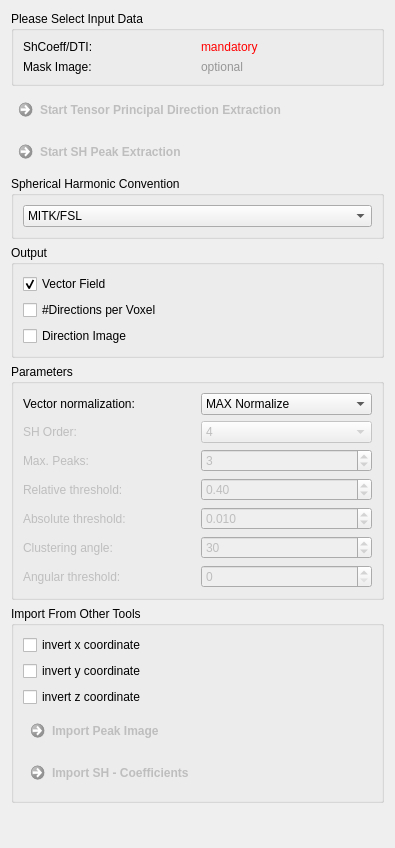
Old version of the form Plugins/org.mitk.gui.qt.diffusionimaging.odfpeaks/src/internal/QmitkOdfMaximaExtractionViewControls.ui in the repository MITK/MITK.
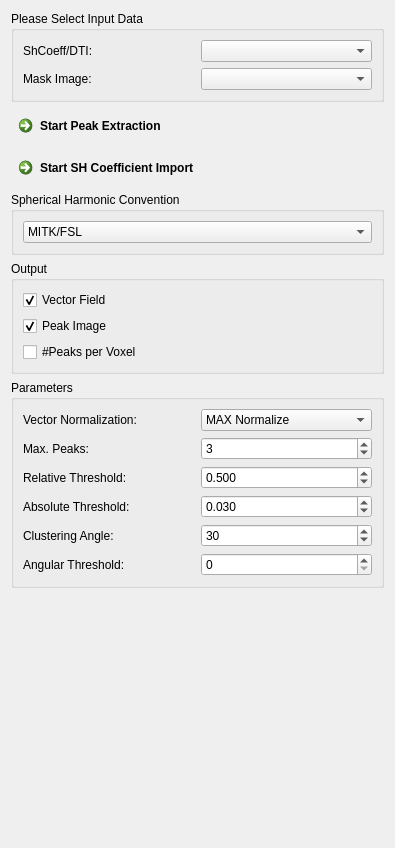
New version of the form. Custom widgets are drawn as their Qt base class.

Commit message: refactored peak extraction. sh order is chosen automatically. import works again

Patch:
```diff
--- a/Plugins/org.mitk.gui.qt.diffusionimaging.odfpeaks/src/internal/QmitkOdfMaximaExtractionViewControls.ui
+++ b/Plugins/org.mitk.gui.qt.diffusionimaging.odfpeaks/src/internal/QmitkOdfMaximaExtractionViewControls.ui
@@ -14,7 +14,84 @@
    <string>Form</string>
   </property>
   <layout class="QGridLayout" name="gridLayout_2">
+   <item row="2" column="0">
+    <widget class="QCommandLinkButton" name="m_ImportShCoeffs">
+     <property name="enabled">
+      <bool>true</bool>
+     </property>
+     <property name="toolTip">
+      <string>Generate Q-Ball image and MITK compatible SH coefficient from other toolkits.</string>
+     </property>
+     <property name="text">
+      <string>Start SH Coefficient Import</string>
+     </property>
+    </widget>
+   </item>
+   <item row="16" column="0">
+    <spacer name="verticalSpacer">
+     <property name="orientation">
+      <enum>Qt::Vertical</enum>
+     </property>
+     <property name="sizeHint" stdset="0">
+      <size>
+       <width>20</width>
+       <height>259</height>
+      </size>
+     </property>
+    </spacer>
+   </item>
    <item row="5" column="0">
+    <widget class="QGroupBox" name="groupBox_2">
+     <property name="title">
+      <string>Output</string>
+     </property>
+     <layout class="QFormLayout" name="formLayout_2">
+      <property name="fieldGrowthPolicy">
+       <enum>QFormLayout::AllNonFixedFieldsGrow</enum>
+      </property>
+      <item row="0" column="0">
+       <widget class="QCheckBox" name="m_OutputVectorFieldBox">
+        <property name="toolTip">
+         <string>Only for visualization purposes! The vectors are automatically corrected for image spacing and for the largest eigenvalue in case of the tensor peak extraction.</string>
+        </property>
+        <property name="text">
+         <string>Vector Field</string>
+        </property>
+        <property name="checked">
+         <bool>true</bool>
+        </property>
+       </widget>
+      </item>
+      <item row="2" column="0">
+       <widget class="QCheckBox" name="m_OutputNumDirectionsBox">
+        <property name="toolTip">
+         <string>Output unsigned char image containing the number of directions per voxel.</string>
+        </property>
+        <property name="text">
+         <string>#Peaks per Voxel</string>
+        </property>
+        <property name="checked">
+         <bool>false</bool>
+        </property>
+       </widget>
+      </item>
+      <item row="1" column="0">
+       <widget class="QCheckBox" name="m_OutputDirectionImagesBox">
+        <property name="toolTip">
+         <string>4D image cotaining peak information</string>
+        </property>
+        <property name="text">
+         <string>Peak Image</string>
+        </property>
+        <property name="checked">
+         <bool>true</bool>
+        </property>
+       </widget>
+      </item>
+     </layout>
+    </widget>
+   </item>
+   <item row="6" column="0">
     <widget class="QGroupBox" name="groupBox">
      <property name="title">
       <string>Parameters</string>
@@ -47,7 +124,7 @@
          <item row="2" column="0">
           <widget class="QLabel" name="label_8">
            <property name="text">
-            <string>Vector normalization:</string>
+            <string>Vector Normalization:</string>
            </property>
           </widget>
          </item>
@@ -82,7 +159,7 @@
       <item row="1" column="0">
        <widget class="QFrame" name="m_CoeffImageFrame">
         <property name="enabled">
-         <bool>false</bool>
+         <bool>true</bool>
         </property>
         <property name="frameShape">
          <enum>QFrame::NoFrame</enum>
@@ -106,60 +183,34 @@
          <property name="horizontalSpacing">
           <number>6</number>
          </property>
-         <item row="0" column="0">
-          <widget class="QLabel" name="label_9">
-           <property name="text">
-            <string>SH Order:</string>
-           </property>
-          </widget>
-         </item>
-         <item row="5" column="0">
-          <widget class="QLabel" name="label_7">
-           <property name="text">
-            <string>Absolute threshold:</string>
-           </property>
-          </widget>
-         </item>
-         <item row="5" column="1">
-          <widget class="QDoubleSpinBox" name="m_AbsoluteThresholdBox">
-           <property name="enabled">
-            <bool>false</bool>
-           </property>
-           <property name="toolTip">
-            <string>Absolute peak threshold (only used for the finite differences method). The value is additionally scaled by 1/GFA.</string>
-           </property>
-           <property name="decimals">
-            <number>3</number>
-           </property>
-           <property name="minimum">
-            <double>0.000000000000000</double>
-           </property>
-           <property name="maximum">
-            <double>1.000000000000000</double>
-           </property>
-           <property name="singleStep">
-            <double>0.001000000000000</double>
-           </property>
-           <property name="value">
-            <double>0.010000000000000</double>
-           </property>
-          </widget>
-         </item>
-         <item row="3" column="0">
+         <item row="2" column="0">
           <widget class="QLabel" name="label_5">
+           <property name="enabled">
+            <bool>true</bool>
+           </property>
            <property name="text">
             <string>Max. Peaks:</string>
            </property>
           </widget>
          </item>
-         <item row="4" column="1">
+         <item row="3" column="0">
+          <widget class="QLabel" name="label_6">
+           <property name="text">
+            <string>Relative Threshold:</string>
+           </property>
+          </widget>
+         </item>
+         <item row="3" column="1">
           <widget class="QDoubleSpinBox" name="m_PeakThresholdBox">
            <property name="enabled">
-            <bool>false</bool>
+            <bool>true</bool>
            </property>
            <property name="toolTip">
             <string>Peak threshold relative to the largest peak per voxel.</string>
            </property>
+           <property name="decimals">
+            <number>3</number>
+           </property>
            <property name="minimum">
             <double>0.000000000000000</double>
            </property>
@@ -170,14 +221,39 @@
             <double>0.050000000000000</double>
            </property>
            <property name="value">
-            <double>0.400000000000000</double>
+            <double>0.500000000000000</double>
            </property>
           </widget>
          </item>
-         <item row="3" column="1">
+         <item row="4" column="1">
+          <widget class="QDoubleSpinBox" name="m_AbsoluteThresholdBox">
+           <property name="enabled">
+            <bool>true</bool>
+           </property>
+           <property name="toolTip">
+            <string>Absolute peak threshold (only used for the finite differences method). The value is additionally scaled by 1/GFA.</string>
+           </property>
+           <property name="decimals">
+            <number>3</number>
+           </property>
+           <property name="minimum">
+            <double>0.000000000000000</double>
+           </property>
+           <property name="maximum">
+            <double>1.000000000000000</double>
+           </property>
+           <property name="singleStep">
+            <double>0.010000000000000</double>
+           </property>
+           <property name="value">
+            <double>0.030000000000000</double>
+           </property>
+          </widget>
+         </item>
+         <item row="2" column="1">
           <widget class="QSpinBox" name="m_MaxNumPeaksBox">
            <property name="enabled">
-            <bool>false</bool>
+            <bool>true</bool>
            </property>
            <property name="toolTip">
             <string>Maximum number of peaks to extract.</string>
@@ -193,61 +269,14 @@
            </property>
           </widget>
          </item>
-         <item row="4" column="0">
-          <widget class="QLabel" name="label_6">
-           <property name="text">
-            <string>Relative threshold:</string>
-           </property>
-          </widget>
-         </item>
-         <item row="0" column="1">
-          <widget class="QComboBox" name="m_ShOrderBox">
-           <property name="enabled">
-            <bool>false</bool>
-           </property>
-           <property name="currentIndex">
-            <number>1</number>
-           </property>
-           <item>
-            <property name="text">
-             <string>2</string>
-            </property>
-           </item>
-           <item>
-            <property name="text">
-             <string>4</string>
-            </property>
-           </item>
-           <item>
-            <property name="text">
-             <string>6</string>
-            </property>
-           </item>
-           <item>
-            <property name="text">
-             <string>8</string>
-            </property>
-           </item>
-           <item>
-            <property name="text">
-             <string>10</string>
-            </property>
-           </item>
-           <item>
-            <property name="text">
-             <string>12</string>
-            </property>
-           </item>
-          </widget>
-         </item>
-         <item row="6" column="0">
+         <item row="5" column="0">
           <widget class="QLabel" name="label_10">
            <property name="text">
-            <string>Clustering angle:</string>
+            <string>Clustering Angle:</string>
            </property>
           </widget>
          </item>
-         <item row="6" column="1">
+         <item row="5" column="1">
           <widget class="QSpinBox" name="m_ClusteringAngleBox">
            <property name="toolTip">
             <string>Cluster close directions. Define &quot;close&quot; here.</string>
@@ -260,14 +289,21 @@
            </property>
           </widget>
          </item>
-         <item row="7" column="0">
+         <item row="4" column="0">
+          <widget class="QLabel" name="label_7">
+           <property name="text">
+            <string>Absolute Threshold:</string>
+           </property>
+          </widget>
+         </item>
+         <item row="6" column="0">
           <widget class="QLabel" name="label_11">
            <property name="text">
-            <string>Angular threshold:</string>
+            <string>Angular Threshold:</string>
            </property>
           </widget>
          </item>
-         <item row="7" column="1">
+         <item row="6" column="1">
           <widget class="QSpinBox" name="m_AngularThreshold">
            <property name="toolTip">
             <string>Discard smaller peaks in the defined angle around the maximum peaks.</string>
@@ -289,199 +325,6 @@
      </layout>
     </widget>
    </item>
-   <item row="4" column="0">
-    <widget class="QGroupBox" name="groupBox_2">
-     <property name="title">
-      <string>Output</string>
-     </property>
-     <layout class="QFormLayout" name="formLayout_2">
-      <property name="fieldGrowthPolicy">
-       <enum>QFormLayout::AllNonFixedFieldsGrow</enum>
-      </property>
-      <item row="0" column="0">
-       <widget class="QCheckBox" name="m_OutputVectorFieldBox">
-        <property name="toolTip">
-         <string>Only for visualization purposes! The vectors are automatically corrected for image spacing and for the largest eigenvalue in case of the tensor peak extraction.</string>
-        </property>
-        <property name="text">
-         <string>Vector Field</string>
-        </property>
-        <property name="checked">
-         <bool>true</bool>
-        </property>
-       </widget>
-      </item>
-      <item row="1" column="0">
-       <widget class="QCheckBox" name="m_OutputNumDirectionsBox">
-        <property name="toolTip">
-         <string>Output unsigned char image containing the number of directions per voxel.</string>
-        </property>
-        <property name="text">
-         <string>#Directions per Voxel</string>
-        </property>
-        <property name="checked">
-         <bool>false</bool>
-        </property>
-       </widget>
-      </item>
-      <item row="2" column="0">
-       <widget class="QCheckBox" name="m_OutputDirectionImagesBox">
-        <property name="toolTip">
-         <string>4D image cotaining peak information</string>
-        </property>
-        <property name="text">
-         <string>Direction Image</string>
-        </property>
-        <property name="checked">
-         <bool>false</bool>
-        </property>
-       </widget>
-      </item>
-     </layout>
-    </widget>
-   </item>
-   <item row="2" column="0">
-    <widget class="QCommandLinkButton" name="m_StartFiniteDiff">
-     <property name="enabled">
-      <bool>false</bool>
-     </property>
-     <property name="toolTip">
-      <string>Extract ODF peaks using finite differences on the densely sampled ODF surface.</string>
-     </property>
-     <property name="text">
-      <string>Start SH Peak Extraction</string>
-     </property>
-    </widget>
-   </item>
-   <item row="14" column="0">
-    <widget class="QGroupBox" name="groupBox_4">
-     <property name="title">
-      <string>Import From Other Tools</string>
-     </property>
-     <layout class="QGridLayout" name="gridLayout_7">
-      <item row="4" column="0">
-       <widget class="QCommandLinkButton" name="m_ImportShCoeffs">
-        <property name="enabled">
-         <bool>false</bool>
-        </property>
-        <property name="toolTip">
-         <string>Generate Q-Ball image and MITK compatible SH coefficient from other toolkits.</string>
-        </property>
-        <property name="text">
-         <string>Import SH - Coefficients</string>
-        </property>
-       </widget>
-      </item>
-      <item row="0" column="0">
-       <widget class="QCheckBox" name="m_InvertX">
-        <property name="toolTip">
-         <string>Only for peak import!</string>
-        </property>
-        <property name="statusTip">
-         <string>Only for peak import!</string>
-        </property>
-        <property name="text">
-         <string>invert x coordinate</string>
-        </property>
-       </widget>
-      </item>
-      <item row="3" column="0">
-       <widget class="QCommandLinkButton" name="m_ImportPeaks">
-        <property name="enabled">
-         <bool>false</bool>
-        </property>
-        <property name="toolTip">
-         <string>Generate vector field and direction images from the FSL qboot peak extraction output.</string>
-        </property>
-        <property name="text">
-         <string>Import Peak Image</string>
-        </property>
-       </widget>
-      </item>
-      <item row="2" column="0">
-       <widget class="QCheckBox" name="m_InvertZ">
-        <property name="toolTip">
-         <string>Only for peak import!</string>
-        </property>
-        <property name="statusTip">
-         <string>Only for peak import!</string>
-        </property>
-        <property name="text">
-         <string>invert z coordinate</string>
-        </property>
-       </widget>
-      </item>
-      <item row="1" column="0">
-       <widget class="QCheckBox" name="m_InvertY">
-        <property name="toolTip">
-         <string>Only for peak import!</string>
-        </property>
-        <property name="statusTip">
-         <string>Only for peak import!</string>
-        </property>
-        <property name="text">
-         <string>invert y coordinate</string>
-        </property>
-       </widget>
-      </item>
-     </layout>
-    </widget>
-   </item>
-   <item row="3" column="0">
-    <widget class="QGroupBox" name="groupBox_3">
-     <property name="title">
-      <string>Spherical Harmonic Convention</string>
-     </property>
-     <layout class="QGridLayout" name="gridLayout_6">
-      <item row="0" column="0">
-       <widget class="QComboBox" name="m_ToolkitBox">
-        <property name="toolTip">
-         <string>Define SH coefficient convention (depends on toolkit)</string>
-        </property>
-        <property name="currentIndex">
-         <number>0</number>
-        </property>
-        <item>
-         <property name="text">
-          <string>MITK/FSL</string>
-         </property>
-        </item>
-        <item>
-         <property name="text">
-          <string>MRtrix</string>
-         </property>
-        </item>
-       </widget>
-      </item>
-     </layout>
-    </widget>
-   </item>
-   <item row="15" column="0">
-    <spacer name="verticalSpacer">
-     <property name="orientation">
-      <enum>Qt::Vertical</enum>
-     </property>
-     <property name="sizeHint" stdset="0">
-      <size>
-       <width>20</width>
-       <height>259</height>
-      </size>
-     </property>
-    </spacer>
-   </item>
-   <item row="1" column="0">
-    <widget class="QCommandLinkButton" name="m_StartTensor">
-     <property name="enabled">
-      <bool>false</bool>
-     </property>
-     <property name="toolTip">
-      <string>Extract principal eigenvectors of input tensors.</string>
-     </property>
-     <property name="text">
-      <string>Start Tensor Principal Direction Extraction</string>
-     </property>
-    </widget>
-   </item>
    <item row="0" column="0">
     <widget class="QGroupBox" name="m_InputData">
      <property name="title">
@@ -506,23 +349,51 @@
        </widget>
       </item>
       <item row="0" column="1">
-       <widget class="QLabel" name="m_DwiFibLabel">
-        <property name="text">
-         <string>&lt;html&gt;&lt;head/&gt;&lt;body&gt;&lt;p&gt;&lt;span style=&quot; color:#ff0000;&quot;&gt;mandatory&lt;/span&gt;&lt;/p&gt;&lt;/body&gt;&lt;/html&gt;</string>
-        </property>
-        <property name="wordWrap">
-         <bool>true</bool>
-        </property>
-       </widget>
+       <widget class="QmitkDataStorageComboBoxWithSelectNone" name="m_ImageBox"/>
       </item>
       <item row="1" column="1">
-       <widget class="QLabel" name="m_MaskLabel">
-        <property name="text">
-         <string>&lt;html&gt;&lt;head/&gt;&lt;body&gt;&lt;p&gt;&lt;span style=&quot; color:#969696;&quot;&gt;optional&lt;/span&gt;&lt;/p&gt;&lt;/body&gt;&lt;/html&gt;</string>
+       <widget class="QmitkDataStorageComboBoxWithSelectNone" name="m_MaskBox"/>
+      </item>
+     </layout>
+    </widget>
+   </item>
+   <item row="1" column="0">
+    <widget class="QCommandLinkButton" name="m_StartPeakExtractionButton">
+     <property name="enabled">
+      <bool>true</bool>
+     </property>
+     <property name="toolTip">
+      <string>Extract ODF peaks using finite differences on the densely sampled ODF surface.</string>
+     </property>
+     <property name="text">
+      <string>Start Peak Extraction</string>
+     </property>
+    </widget>
+   </item>
+   <item row="3" column="0">
+    <widget class="QGroupBox" name="groupBox_3">
+     <property name="title">
+      <string>Spherical Harmonic Convention</string>
+     </property>
+     <layout class="QGridLayout" name="gridLayout_6">
+      <item row="0" column="0">
+       <widget class="QComboBox" name="m_ToolkitBox">
+        <property name="toolTip">
+         <string>Define SH coefficient convention (depends on toolkit)</string>
         </property>
-        <property name="wordWrap">
-         <bool>true</bool>
+        <property name="currentIndex">
+         <number>0</number>
         </property>
+        <item>
+         <property name="text">
+          <string>MITK/FSL</string>
+         </property>
+        </item>
+        <item>
+         <property name="text">
+          <string>MRtrix</string>
+         </property>
+        </item>
        </widget>
       </item>
      </layout>
@@ -530,6 +401,13 @@
    </item>
   </layout>
  </widget>
+ <customwidgets>
+  <customwidget>
+   <class>QmitkDataStorageComboBoxWithSelectNone</class>
+   <extends>QComboBox</extends>
+   <header>QmitkDataStorageComboBoxWithSelectNone.h</header>
+  </customwidget>
+ </customwidgets>
  <resources/>
  <connections/>
 </ui>
```
Left out of the diff: 4 changed lines with no effect on the pictures. The commit also changes 10 other files.
